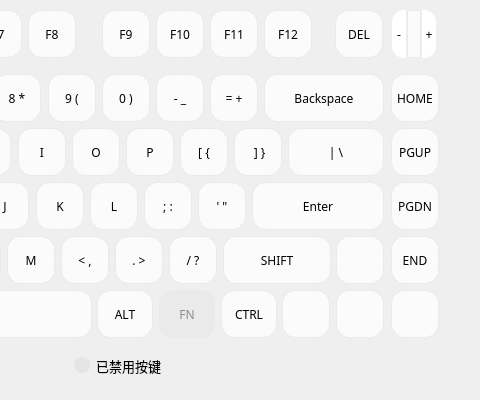
Before: the Qt Designer form Module/ModuleKeyboard.ui in wlffeng2008/AkkoStudio, drawn with Qt 5; both pictures show x 480 to 960 and y 0 to 400 of the 960 by 400 pixel window.
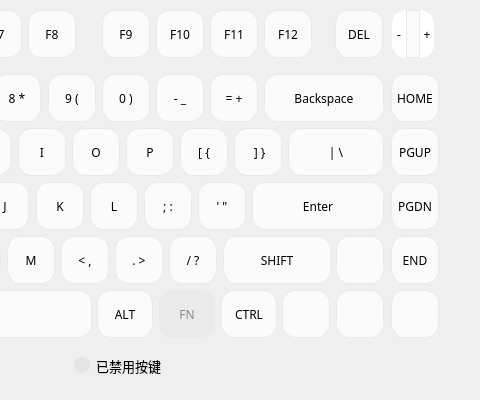
After: the same form once the commit is applied. Icons and pictures are not drawn. Custom widgets are drawn as their Qt base class.

```diff
--- a/Module/ModuleKeyboard.ui
+++ b/Module/ModuleKeyboard.ui
@@ -304,9 +304,9 @@
     <string notr="true"/>
    </property>
    <property name="styleSheet">
-    <string notr="true">QPushButton{ border:none; border-top-left-radius: 12px !important;
+    <string notr="true">QPushButton{ border:none; border-top-left-radius: 14px !important;
  border-top-right-radius: 0px !important;
- border-bottom-left-radius: 12px !important;
+ border-bottom-left-radius: 14px !important;
  border-bottom-right-radius: 0px !important;
  background-color:white;}</string>
    </property>
@@ -2886,7 +2886,7 @@
   <widget class="KeyboardButton" name="pushButton_Hid233">
    <property name="geometry">
     <rect>
-     <x>902</x>
+     <x>900</x>
      <y>10</y>
      <width>14</width>
      <height>48</height>
@@ -2915,9 +2915,9 @@
    </property>
    <property name="styleSheet">
     <string notr="true">QPushButton{ border:none;  border-top-left-radius: 0px !important;
-    border-top-right-radius: 12px !important;
+    border-top-right-radius: 14px !important;
     border-bottom-left-radius: 0px !important;
-    border-bottom-right-radius: 12px !important;
+    border-bottom-right-radius: 14px !important;
  background-color:white;}</string>
    </property>
    <property name="text">
@@ -2927,7 +2927,7 @@
   <widget class="KeyboardButton" name="pushButton_Hid235">
    <property name="geometry">
     <rect>
-     <x>887</x>
+     <x>886</x>
      <y>10</y>
      <width>14</width>
      <height>48</height>
@@ -2941,7 +2941,7 @@
    </property>
    <property name="maximumSize">
     <size>
-     <width>14</width>
+     <width>544</width>
      <height>48</height>
     </size>
    </property>
```
